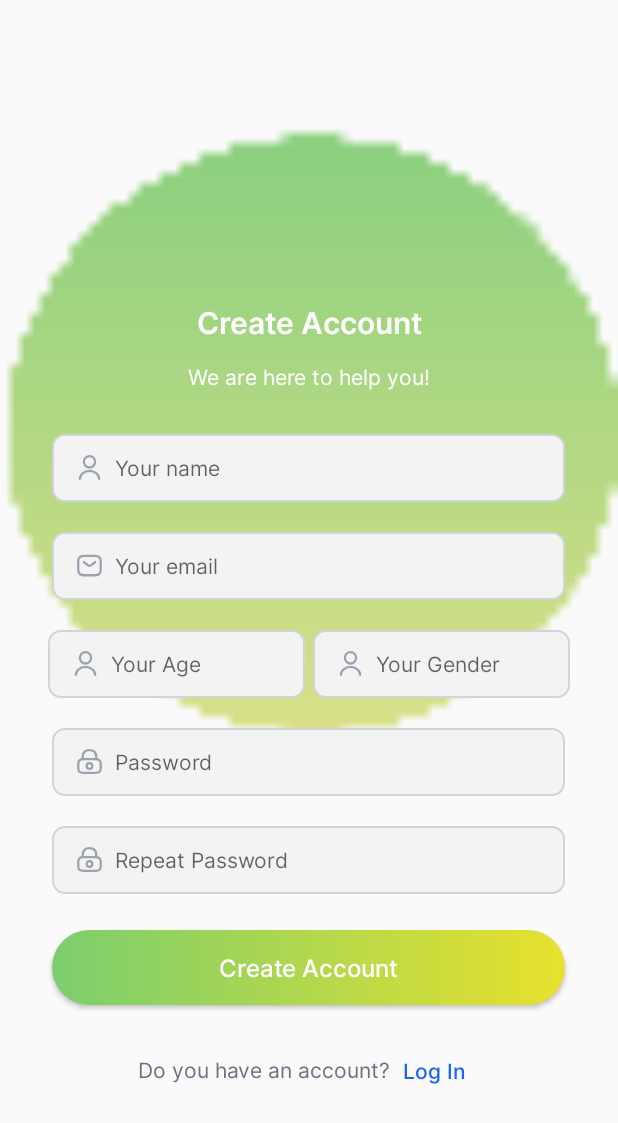
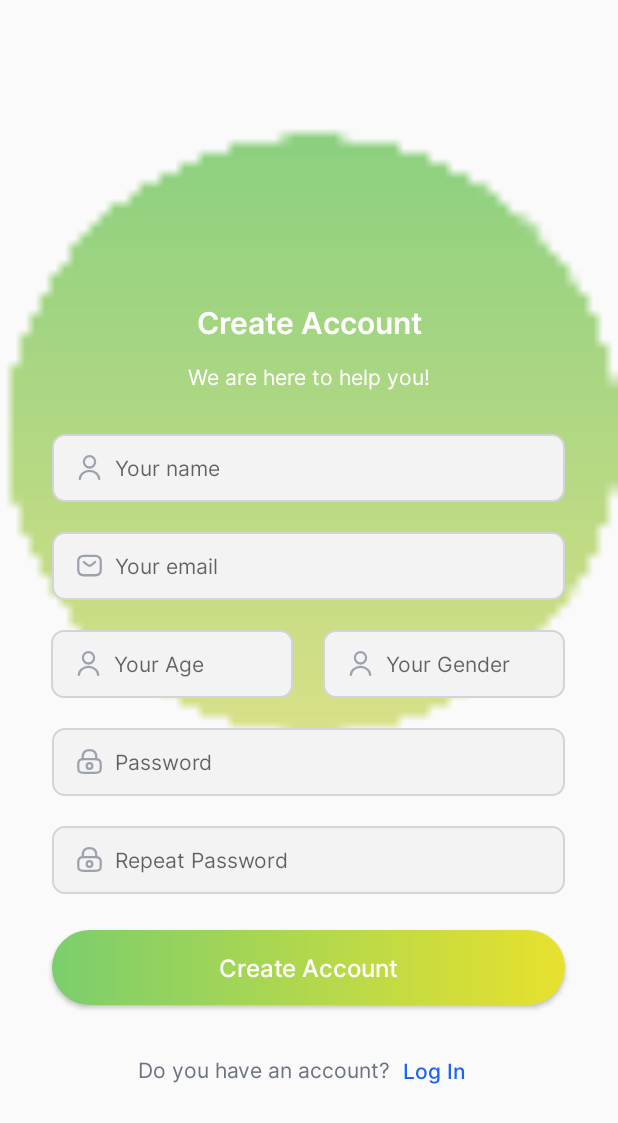
Before and after one commit to borovykmary/cognitive_tests_app, an Android app: the screen it shows after launch (RegisterActivity), after a tap on "Sign up", on a phone screen of 412 x 824 dp. Shown: the top 1123 px of the screen. Run offline under Robolectric (Android 15) with nearby library versions, the phone set to English and light mode, and no system bars; our stand-ins replace Firebase (no records; nobody signed in at launch, a user with empty details on screens opened directly); 12 statements that could not run were skipped.

Commit message:
Login, register implemented, MONGODB in progress

```diff
--- a/app/src/main/AndroidManifest.xml
+++ b/app/src/main/AndroidManifest.xml
@@ -3,6 +3,7 @@
     xmlns:tools="http://schemas.android.com/tools">
 
     <application
+        android:name=".MyApplication"
         android:allowBackup="true"
         android:dataExtractionRules="@xml/data_extraction_rules"
         android:fullBackupContent="@xml/backup_rules"
--- /dev/null
+++ b/app/src/main/java/com/example/cognittiveassesmenttests/MyApplication.kt
@@ -0,0 +1,11 @@
+package com.example.cognittiveassesmenttests
+
+import android.app.Application
+import com.google.firebase.FirebaseApp
+
+class MyApplication : Application() {
+    override fun onCreate() {
+        super.onCreate()
+        FirebaseApp.initializeApp(this)
+    }
+}
--- a/app/src/main/java/com/example/cognittiveassesmenttests/RegisterActivity.kt
+++ b/app/src/main/java/com/example/cognittiveassesmenttests/RegisterActivity.kt
@@ -6,6 +6,7 @@ import android.widget.Button
 import android.widget.EditText
 import android.widget.ImageView
 import android.widget.TextView
+import android.widget.Toast
 import androidx.activity.enableEdgeToEdge
 import androidx.appcompat.app.AppCompatActivity
 import androidx.core.view.ViewCompat
@@ -13,8 +14,11 @@ import androidx.core.view.WindowInsetsCompat
 import com.example.cognittiveassesmenttests.helpers.blurBitmap
 import com.example.cognittiveassesmenttests.helpers.drawableToBitmap
 import com.example.cognittiveassesmenttests.user_interaction.LoginUser
+import com.example.cognittiveassesmenttests.user_interaction.RegisterUser
 
 class RegisterActivity : AppCompatActivity() {
+    private lateinit var registerUser: RegisterUser
+
     override fun onCreate(savedInstanceState: Bundle?) {
         super.onCreate(savedInstanceState)
         enableEdgeToEdge()
@@ -29,6 +33,44 @@ class RegisterActivity : AppCompatActivity() {
         val blurredBitmap = blurBitmap(bitmap, this, 0.1f, 25f)
         imageView.setImageBitmap(blurredBitmap)
 
+        registerUser = RegisterUser(this)
+
+        val nameEditText = findViewById<EditText>(R.id.editTextNameRegister)
+        val emailEditText = findViewById<EditText>(R.id.editTextEmailAddressRegister)
+        val passwordEditText = findViewById<EditText>(R.id.editTextPasswordRegister)
+        val passwordRepeatEditText = findViewById<EditText>(R.id.editTextPasswordRegisterRepeat)
+        val ageEditText = findViewById<EditText>(R.id.editTextNameRegisterAge)
+        val genderEditText = findViewById<EditText>(R.id.editTextNameRegisterGender)
+        val registerButton = findViewById<Button>(R.id.buttonRegister)
+
+        registerButton.setOnClickListener {
+            val name = nameEditText.text.toString()
+            val email = emailEditText.text.toString()
+            val password = passwordEditText.text.toString()
+            val passwordRepeat = passwordRepeatEditText.text.toString()
+            val age = ageEditText.text.toString().toIntOrNull()
+            val gender = genderEditText.text.toString()
+            if (password == passwordRepeat) {
+                if (gender == "Male" || gender == "Female") {
+                    if (age in 1..100) {
+                        registerUser.registerUser(name, email, password, age.toString(), gender)
+                    } else {
+                        Toast.makeText(this, "Age must be between 1 and 100", Toast.LENGTH_SHORT).show()
+                    }
+                } else {
+                    Toast.makeText(this, "Gender must be either Male or Female", Toast.LENGTH_SHORT).show()
+                }
+            } else {
+                Toast.makeText(this, "Passwords do not match", Toast.LENGTH_SHORT).show()
+            }
+        }
+
+        val AccountLoginClick = findViewById<TextView>(R.id.textViewAccountLoginClick)
+        AccountLoginClick.setOnClickListener {
+            val intent = Intent(this, LoginActivity::class.java)
+            startActivity(intent)
+            finish()
+        }
 
 }
     }
--- /dev/null
+++ b/app/src/main/java/com/example/cognittiveassesmenttests/mongoDB/MongoDBConnection.kt
@@ -0,0 +1 @@
+package com.example.cognittiveassesmenttests.mongoDB
--- /dev/null
+++ b/app/src/main/java/com/example/cognittiveassesmenttests/mongoDB/users/UsersDAO.kt
@@ -0,0 +1,10 @@
+package com.example.cognittiveassesmenttests.mongoDB.users
+
+
+import com.example.cognittiveassesmenttests.mongoDB.model.User
+import kotlinx.coroutines.flow.Flow
+import org.mongodb.kbson.ObjectId
+
+interface UsersDAO {
+    suspend fun insertUser(user: User)
+}
--- a/app/src/main/res/layout/activity_register.xml
+++ b/app/src/main/res/layout/activity_register.xml
@@ -59,9 +59,8 @@
 
     <EditText
         android:id="@+id/editTextNameRegisterAge"
-        android:layout_width="171dp"
+        android:layout_width="161dp"
         android:layout_height="45dp"
-        android:layout_marginStart="32dp"
 
         android:layout_marginTop="20dp"
         android:background="@drawable/fancy_edittext"
@@ -76,16 +75,18 @@
         android:paddingVertical="12dp"
         android:textColor="@color/text_gray"
         android:textSize="14dp"
+        app:layout_constraintEnd_toEndOf="parent"
+        app:layout_constraintHorizontal_bias="0.136"
         app:layout_constraintStart_toStartOf="parent"
         app:layout_constraintTop_toBottomOf="@+id/editTextEmailAddressRegister" />
 
     <EditText
         android:id="@+id/editTextNameRegisterGender"
-        android:layout_width="171dp"
+        android:layout_width="161dp"
         android:layout_height="45dp"
+        android:layout_marginStart="20dp"
+
         android:layout_marginTop="20dp"
-
-        android:layout_marginEnd="32dp"
         android:background="@drawable/fancy_edittext"
         android:drawableStart="@drawable/user_register_icon"
         android:drawablePadding="8dp"
@@ -93,12 +94,12 @@
         android:fontFamily="@font/inter_regular"
         android:hint="Your Gender"
         android:inputType="text"
+
         android:paddingHorizontal="16dp"
-
         android:paddingVertical="12dp"
         android:textColor="@color/text_gray"
         android:textSize="14dp"
-        app:layout_constraintEnd_toEndOf="parent"
+        app:layout_constraintStart_toEndOf="@+id/editTextNameRegisterAge"
         app:layout_constraintTop_toBottomOf="@+id/editTextEmailAddressRegister" />
 
     <EditText
--- a/build.gradle.kts
+++ b/build.gradle.kts
@@ -1,3 +1,8 @@
+buildscript {
+    dependencies {
+        classpath(libs.google.services)
+    }
+}
 // Top-level build file where you can add configuration options common to all sub-projects/modules.
 plugins {
     alias(libs.plugins.androidApplication) apply false
--- a/gradle/libs.versions.toml
+++ b/gradle/libs.versions.toml
@@ -10,6 +10,8 @@ material = "1.12.0"
 activity = "1.8.0"
 constraintlayout = "2.1.4"
 firebaseAuthKtx = "23.0.0"
+googleServices = "4.4.1"
+firebaseAuth = "23.0.0"
 
 [libraries]
 androidx-core-ktx = { group = "androidx.core", name = "core-ktx", version.ref = "coreKtx" }
@@ -21,6 +23,8 @@ material = { group = "com.google.android.material", name = "material", version.r
 androidx-activity = { group = "androidx.activity", name = "activity", version.ref = "activity" }
 androidx-constraintlayout = { group = "androidx.constraintlayout", name = "constraintlayout", version.ref = "constraintlayout" }
 firebase-auth-ktx = { group = "com.google.firebase", name = "firebase-auth-ktx", version.ref = "firebaseAuthKtx" }
+google-services = { group = "com.google.gms", name = "google-services", version.ref = "googleServices" }
+firebase-auth = { group = "com.google.firebase", name = "firebase-auth", version.ref = "firebaseAuth" }
 
 [plugins]
 androidApplication = { id = "com.android.application", version.ref = "agp" }
```
Also changed, not shown: app/build.gradle.kts (+11 -0 lines), app/src/main/java/com/example/cognittiveassesmenttests/dbtest.kt (added, +24 -0 lines), app/src/main/java/com/example/cognittiveassesmenttests/mongoDB/model/User.kt (added, +20 -0 lines), app/src/main/java/com/example/cognittiveassesmenttests/mongoDB/users/UsersQueries.kt (added, +39 -0 lines), app/src/main/java/com/example/cognittiveassesmenttests/user_interaction/RegisterUser.kt (+20 -1 lines), gradle/wrapper/gradle-wrapper.properties, 2 other files.
